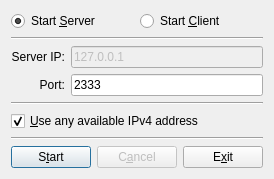
Old version of the form frmstart.ui in the repository dkz051/chess.
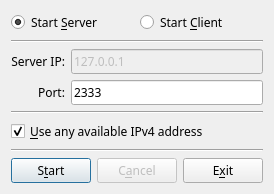
New version of the form.

Patch:
```diff
--- a/frmstart.ui
+++ b/frmstart.ui
@@ -18,12 +18,45 @@
   </property>
   <property name="font">
    <font>
-    <family>Segoe UI</family>
+    <family>San Francisco,Segoe UI,Ubuntu,sans</family>
    </font>
   </property>
   <property name="windowTitle">
    <string>Start Network Connection</string>
   </property>
+  <property name="styleSheet">
+   <string notr="true">font-family: &quot;San Francisco&quot;, &quot;Segoe UI&quot;, &quot;Ubuntu&quot;, sans;
+
+QPushButton {
+	color: green;
+	background-color: rgb(223, 223, 223);
+	border-style: outset;
+	border-width: 0.5px;
+	border-color: rgb(10, 45, 110);
+	border-radius: 10px;
+	padding: 4px;
+}
+
+QPushButton:pressed {
+	background-color: rgb(40, 85, 20);
+	border-style: inset;
+	padding-left: 5px;
+	padding-top: 5px;
+}
+
+QPushButton:flat {
+	border: 2pt solid red;
+}
+
+QPushButton:hover {
+	color: #0000ff;
+	background-color: rgb(210, 205, 205);
+	border-style: inset;
+	padding-left: 6px;
+	padding-top: 6px;
+}
+</string>
+  </property>
   <property name="locale">
    <locale language="English" country="UnitedStates"/>
   </property>
```
